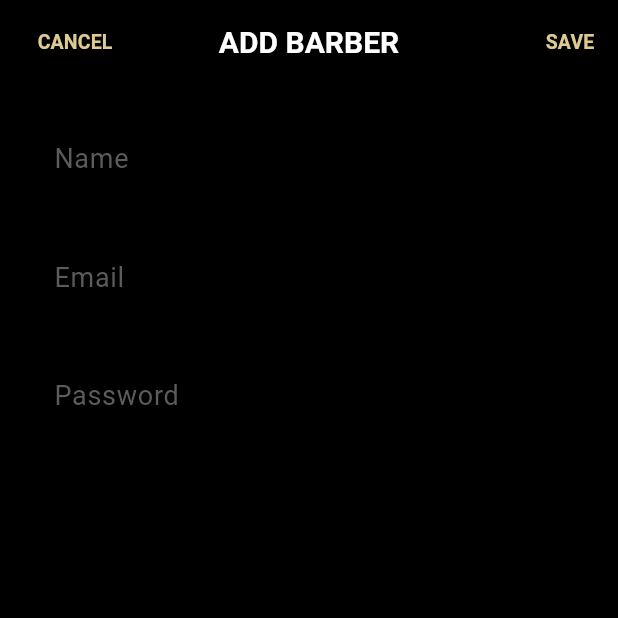
After one commit to TuongPhamCT/HairVibe, a Flutter app: the AddBarberScreen screen opened directly, on a phone screen of 412 x 824 dp, the top half of it. The commit adds this screen. Run offline on Flutter 3.47's test engine with Material 3 defaults, Android fonts, the phone set to English and light mode, and no system bars; our stand-ins replace cloud_firestore, connectivity_plus, firebase_auth, firebase_core, firebase_storage, flutter_rating_bar and 6 more; missing offline and left inert: font_awesome_icon_class; accounts and stored records are empty.

Commit message:
Feat: Add add_barber.dart page

```diff
--- /dev/null
+++ b/lib/views/admin_contact/add_barber.dart
@@ -0,0 +1,96 @@
+import 'package:flutter/material.dart';
+import 'package:hairvibe/Theme/palette.dart';
+import 'package:hairvibe/Theme/text_decor.dart';
+import 'package:hairvibe/views/admin_contact/contact_list.dart';
+
+class AddBarberScreen extends StatelessWidget {
+  @override
+  Widget build(BuildContext context) {
+    return Scaffold(
+      backgroundColor: Colors.black,
+      appBar: AppBar(
+        backgroundColor: Colors.black,
+        automaticallyImplyLeading: false,
+        leadingWidth: 100,
+        leading: TextButton(
+          onPressed: () {
+            Navigator.pushReplacement(
+              context,
+              MaterialPageRoute(builder: (context) => AdminContactListPage()),
+            );
+          },
+          child: Text(
+            'CANCEL',
+            style: TextDecor.leadingForgot.copyWith(color: Palette.primary),
+          ),
+        ),
+        title: Text(
+          'ADD BARBER',
+          style: TextDecor.homeTitle,
+        ),
+        centerTitle: true,
+        actions: [
+          TextButton(
+            onPressed: () {
+              // Save action
+            },
+            child: Text(
+              'SAVE',
+              style: TextDecor.leadingForgot.copyWith(color: Palette.primary),
+            ),
+          ),
+        ],
+      ),
+      body: Padding(
+        padding: const EdgeInsets.all(20.0),
+        child: Column(
+          crossAxisAlignment: CrossAxisAlignment.start,
+          children: [
+            TextField(
+              decoration: InputDecoration(
+                hintText: 'Name',
+                hintStyle: TextDecor.hintText,
+                filled: true,
+                fillColor: Colors.black,
+                border: OutlineInputBorder(
+                  borderRadius: BorderRadius.circular(10),
+                  borderSide: BorderSide.none,
+                ),
+              ),
+              style: TextDecor.inputText,
+            ),
+            const SizedBox(height: 20),
+            TextField(
+              decoration: InputDecoration(
+                hintText: 'Email',
+                hintStyle: TextDecor.hintText,
+                filled: true,
+                fillColor: Colors.black,
+                border: OutlineInputBorder(
+                  borderRadius: BorderRadius.circular(10),
+                  borderSide: BorderSide.none,
+                ),
+              ),
+              style: TextDecor.inputText,
+            ),
+            const SizedBox(height: 20),
+            TextField(
+              obscureText: true,
+              decoration: InputDecoration(
+                hintText: 'Password',
+                hintStyle: TextDecor.hintText,
+                filled: true,
+                fillColor: Colors.black,
+                border: OutlineInputBorder(
+                  borderRadius: BorderRadius.circular(10),
+                  borderSide: BorderSide.none,
+                ),
+              ),
+              style: TextDecor.inputText,
+            ),
+          ],
+        ),
+      ),
+    );
+  }
+}
--- a/lib/views/admin_contact/contact_list.dart
+++ b/lib/views/admin_contact/contact_list.dart
@@ -6,6 +6,7 @@ import 'package:hairvibe/Theme/palette.dart';
 import 'package:hairvibe/Theme/text_decor.dart';
 import 'package:hairvibe/config/asset_helper.dart';
 import 'package:hairvibe/widgets/admin_bottom_bar.dart';
+import 'package:hairvibe/views/admin_contact/add_barber.dart';
 
 class AdminContactListPage extends StatefulWidget {
   const AdminContactListPage({super.key});
@@ -15,8 +16,9 @@ class AdminContactListPage extends StatefulWidget {
   AdminContactListPageState createState() => AdminContactListPageState();
 }
 
-class AdminContactListPageState extends State<AdminContactListPage> with SingleTickerProviderStateMixin
-  implements AdminContactListPageContract {
+class AdminContactListPageState extends State<AdminContactListPage>
+    with SingleTickerProviderStateMixin
+    implements AdminContactListPageContract {
   AdminContactListPagePresenter? _presenter;
   late TabController _tabController;
   final int _currentPageIndex = 2;
@@ -28,9 +30,17 @@ class AdminContactListPageState extends State<AdminContactListPage> with SingleT
 
   @override
   void initState() {
+    super.initState();
     _presenter = AdminContactListPagePresenter(this);
-    super.initState();
     _tabController = TabController(length: 2, vsync: this);
+
+    // Add a listener to update the UI when the tab changes
+    _tabController.addListener(() {
+      setState(() {
+        // Debug print to check the current tab index
+        print('Current Tab Index: ${_tabController.index}');
+      });
+    });
   }
 
   @override
@@ -38,7 +48,6 @@ class AdminContactListPageState extends State<AdminContactListPage> with SingleT
     _tabController.dispose();
     super.dispose();
   }
-
 
   @override
   void didChangeDependencies() {
@@ -49,7 +58,6 @@ class AdminContactListPageState extends State<AdminContactListPage> with SingleT
   Future<void> loadData() async {
     await _presenter?.getData();
   }
-
 
   @override
   Widget build(BuildContext context) {
@@ -117,6 +125,18 @@ class AdminContactListPageState extends State<AdminContactListPage> with SingleT
         ],
       ),
       bottomNavigationBar: AdminBottomBar(currentIndex: _currentPageIndex),
+      floatingActionButton: _tabController.index == 1
+          ? FloatingActionButton(
+              onPressed: () {
+                Navigator.push(
+                  context,
+                  MaterialPageRoute(builder: (context) => AddBarberScreen()),
+                );
+              },
+              backgroundColor: Palette.primary,
+              child: Icon(Icons.add, color: Colors.black),
+            )
+          : null,
     );
   }
 
@@ -149,11 +169,11 @@ class AdminContactListPageState extends State<AdminContactListPage> with SingleT
                   onTap: item.onPress,
                   leading: ClipRRect(
                     borderRadius: BorderRadius.circular(10),
-                    child: item.user.image == null || item.user.image!.isEmpty ?
-                      Image.asset(AssetHelper.logo, width: 50, height: 50, fit: BoxFit.cover)
-                      :
-                      Image.network(item.user.image!, width: 50, height: 50, fit: BoxFit.cover)
-                    ,
+                    child: item.user.image == null || item.user.image!.isEmpty
+                        ? Image.asset(AssetHelper.logo,
+                            width: 50, height: 50, fit: BoxFit.cover)
+                        : Image.network(item.user.image!,
+                            width: 50, height: 50, fit: BoxFit.cover),
                   ),
                   title: Text(item.user.name!,
                       style: TextDecor.homeTitle.copyWith(color: Colors.white)),
@@ -169,12 +189,16 @@ class AdminContactListPageState extends State<AdminContactListPage> with SingleT
   @override
   void onLoadDataSucceeded() {
     setState(() {
-      userData = _presenter!.customers.map(
-        (element) => ContactListData(user: element, onPress: () {})
-      ).toList();
-      barberData = _presenter!.barbers.map(
-        (element) => ContactListData(user: element, onPress: () {_presenter!.handleBarberPressed(element);})
-      ).toList();
+      userData = _presenter!.customers
+          .map((element) => ContactListData(user: element, onPress: () {}))
+          .toList();
+      barberData = _presenter!.barbers
+          .map((element) => ContactListData(
+              user: element,
+              onPress: () {
+                _presenter!.handleBarberPressed(element);
+              }))
+          .toList();
     });
   }
 
@@ -184,18 +208,20 @@ class AdminContactListPageState extends State<AdminContactListPage> with SingleT
   }
 
   @override
-  void onSearch(List<UserModel> customerResults, List<UserModel> barberResults) {
+  void onSearch(
+      List<UserModel> customerResults, List<UserModel> barberResults) {
     setState(() {
-      userData = customerResults.map(
-              (element) => ContactListData(user: element, onPress: () {})
-      ).toList();
+      userData = customerResults
+          .map((element) => ContactListData(user: element, onPress: () {}))
+          .toList();
 
-      barberData = barberResults.map(
-              (element) =>  ContactListData(
+      barberData = barberResults
+          .map((element) => ContactListData(
               user: element,
-              onPress: () {_presenter!.handleBarberPressed(element);}
-          )
-      ).toList();
+              onPress: () {
+                _presenter!.handleBarberPressed(element);
+              }))
+          .toList();
     });
   }
 }
@@ -204,8 +230,5 @@ class ContactListData {
   final UserModel user;
   final VoidCallback onPress;
 
-  ContactListData({
-    required this.user,
-    required this.onPress
-  });
+  ContactListData({required this.user, required this.onPress});
 }
```
